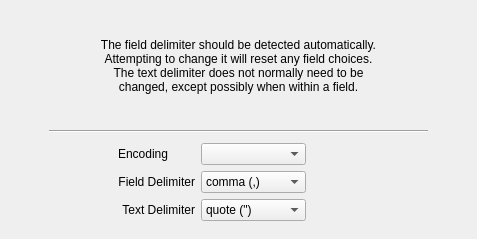
Qt form kmymoney/plugins/csv/import/separatorwizardpage.ui (KDE/kmymoney) before a commit.
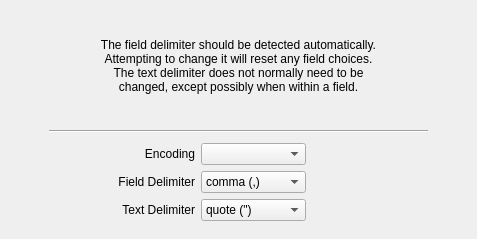
The same form after that commit.

Commit message: Fix misaligned label on csv importer separators page

Patch:
```diff
--- a/kmymoney/plugins/csv/import/separatorwizardpage.ui
+++ b/kmymoney/plugins/csv/import/separatorwizardpage.ui
@@ -186,6 +186,9 @@
            <property name="text">
             <string>Encoding</string>
            </property>
+           <property name="alignment">
+            <set>Qt::AlignRight|Qt::AlignTrailing|Qt::AlignVCenter</set>
+           </property>
           </widget>
          </item>
         </layout>
```
